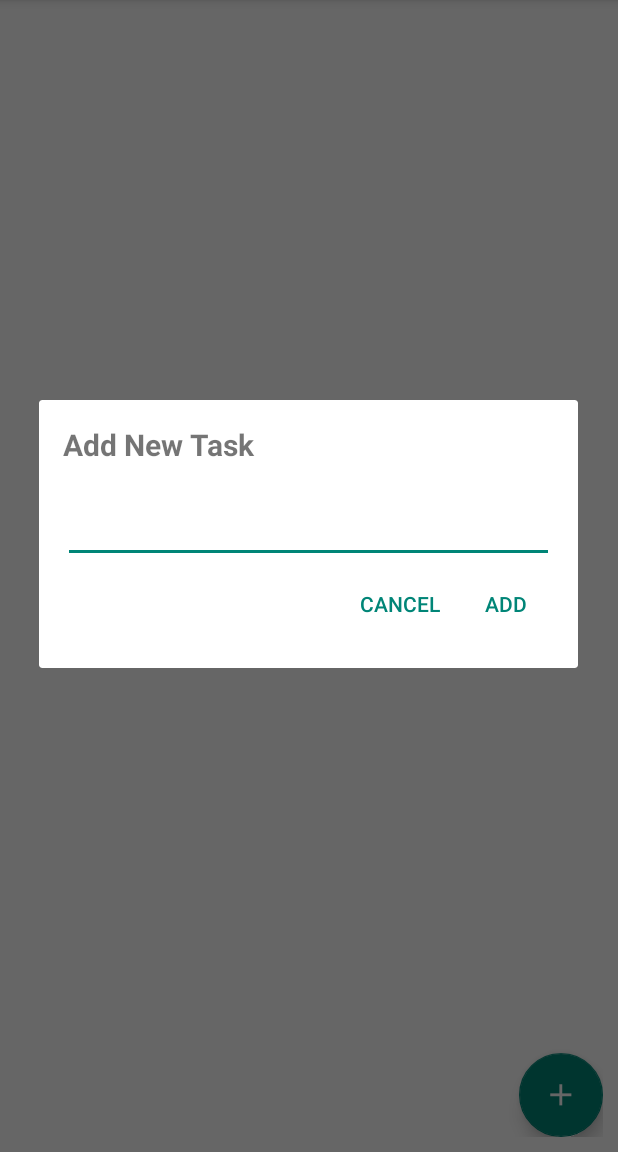
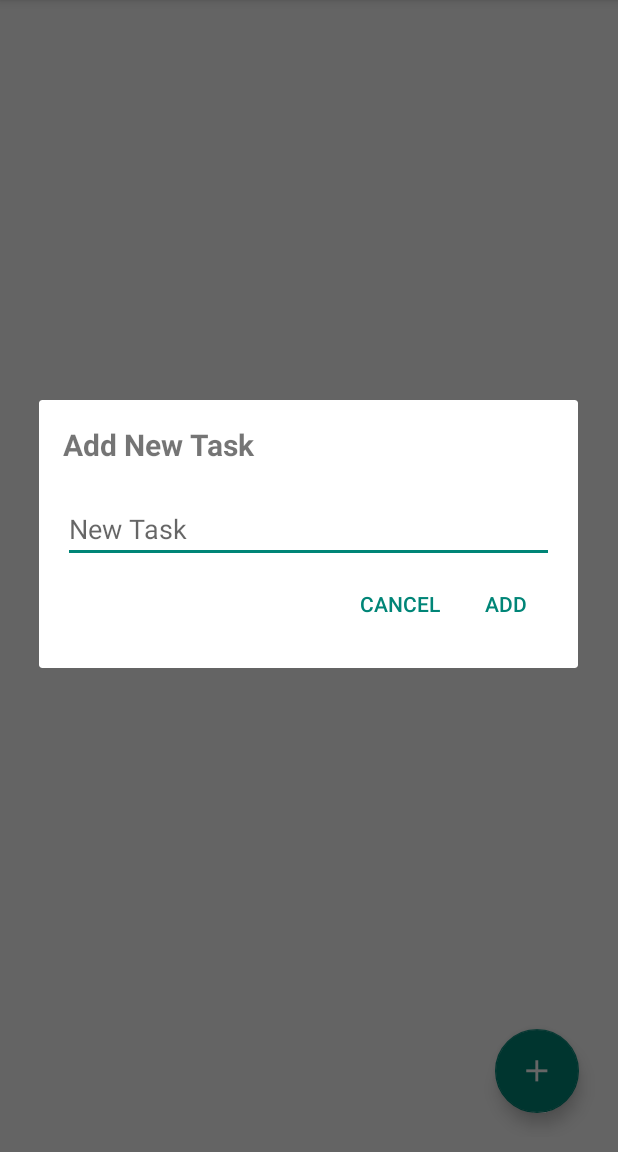
Before and after one commit to androidfanatic/todo, an Android app: the screen it shows after launch (TodoActivity), after a tap on an icon or button, on a phone screen of 412 x 824 dp, the part 84-1236 px from its top. Run offline under Robolectric (Android 15) with nearby library versions, the phone set to English and light mode, and no system bars; libraries missing offline, so code that uses them is left out: com.amulyakhare.textdrawable; 2 statements that could not run were skipped.

Commit message:
lots of refactoring

```diff
--- a/app/src/main/AndroidManifest.xml
+++ b/app/src/main/AndroidManifest.xml
@@ -5,6 +5,7 @@
     <application
         android:name="com.orm.SugarApp"
         android:allowBackup="true"
+        android:fullBackupContent="true"
         android:icon="@drawable/ic_launcher"
         android:label="@string/app_name"
         android:theme="@style/AppTheme">
@@ -17,7 +18,7 @@
             android:value="2"/>
         <meta-data
             android:name="QUERY_LOG"
-            android:value="true"/>
+            android:value="false"/>
         <meta-data
             android:name="DOMAIN_PACKAGE_NAME"
             android:value="androidfanatic.todo"/>
--- a/app/src/main/java/androidfanatic/todo/SwipeDetector.java
+++ b/app/src/main/java/androidfanatic/todo/SwipeDetector.java
@@ -5,18 +5,9 @@ import android.view.View;
 
 public class SwipeDetector implements View.OnTouchListener {
 
-    public static enum Action {
-        LR, // Left to Right
-        RL, // Right to Left
-        TB, // Top to bottom
-        BT, // Bottom to Top
-        None // when no action was detected
-    }
-
-    private static final String logTag = "SwipeDetector";
     private static final int MIN_DISTANCE = 100;
-    private float downX, downY, upX, upY;
-    private Action mSwipeDetected = Action.None;
+    private static Action mSwipeDetected = Action.None;
+    private static float downX, downY, upX, upY;
 
     public boolean swipeDetected() {
         return mSwipeDetected != Action.None;
@@ -71,4 +62,12 @@ public class SwipeDetector implements View.OnTouchListener {
         }
         return false;
     }
+
+    public enum Action {
+        LR, // Left to Right
+        RL, // Right to Left
+        TB, // Top to bottom
+        BT, // Bottom to Top
+        None // when no action was detected
+    }
 }
--- a/app/src/main/java/androidfanatic/todo/TaskAdapter.java
+++ b/app/src/main/java/androidfanatic/todo/TaskAdapter.java
@@ -17,20 +17,18 @@ import java.util.List;
 
 public class TaskAdapter extends BaseAdapter {
 
-    Typeface mTypeface;
+    private final Typeface mTypeface;
+    private final TodoActivity mActivity;
     private List<Task> mTasks;
-    private androidfanatic.todo.TodoActivity mActivity;
-    private Context mContext;
 
     public TaskAdapter(androidfanatic.todo.TodoActivity activity, Context context) {
         mActivity = activity;
-        mContext = context;
         mTypeface = Typeface.createFromAsset(activity.getAssets(), "font.ttf");
         refresh();
     }
 
     public void refresh() {
-        mTasks = Task.listAll(Task.class, "id desc");
+        mTasks = Task.listAll(Task.class, "id DESC");
     }
 
     public void toggleDone(int position) {
@@ -48,7 +46,7 @@ public class TaskAdapter extends BaseAdapter {
     public View getView(int i, View view, ViewGroup viewGroup) {
         LayoutInflater inflater = mActivity.getLayoutInflater();
         Task task = mTasks.get(i);
-        view = inflater.inflate(R.layout.layout_row, null);
+        view = inflater.inflate(R.layout.layout_row, viewGroup, false);
         TextView textView = (TextView) view.findViewById(R.id.tv_task_name);
         textView.setText(task.getName());
         ImageView imageView = (ImageView) view.findViewById(R.id.iv_task_icon);
@@ -56,7 +54,7 @@ public class TaskAdapter extends BaseAdapter {
         try {
             first = String.valueOf(task.getName().charAt(0)).toUpperCase();
         } catch (Exception e) {
-
+            e.printStackTrace();
         }
         imageView.setImageDrawable(TextDrawable.builder().buildRound(first, ColorGenerator.MATERIAL.getColor(first)));
         if (task.isDone()) {
--- a/app/src/main/java/androidfanatic/todo/TodoActivity.java
+++ b/app/src/main/java/androidfanatic/todo/TodoActivity.java
@@ -14,7 +14,6 @@ import android.widget.ListView;
 import android.widget.Toast;
 
 public class TodoActivity extends AppCompatActivity implements AdapterView.OnItemClickListener, View.OnClickListener {
-    private ListView mTaskView;
     private TaskAdapter mTaskAdapter;
 
     private boolean backPressed = false;
@@ -29,17 +28,17 @@ public class TodoActivity extends AppCompatActivity implements AdapterView.OnIte
         setContentView(R.layout.activity_todo);
 
         // List and Adapter
-        mTaskView = (ListView) findViewById(R.id.listView_tasks);
-        mTaskView.setEmptyView(findViewById(R.id.empty_view));
+        ListView taskView = (ListView) findViewById(R.id.listView_tasks);
+        taskView.setEmptyView(findViewById(R.id.empty_view));
         mTaskAdapter = new TaskAdapter(this, this);
-        mTaskView.setAdapter(mTaskAdapter);
+        taskView.setAdapter(mTaskAdapter);
 
         // Buttons and Listeners
         fabAddBtn = (FloatingActionButton) findViewById(R.id.fab_add);
         fabAddBtn.setOnClickListener(this);
         swipeDetector = new SwipeDetector();
-        mTaskView.setOnTouchListener(swipeDetector);
-        mTaskView.setOnItemClickListener(this);
+        taskView.setOnTouchListener(swipeDetector);
+        taskView.setOnItemClickListener(this);
     }
 
     @Override
@@ -67,7 +66,7 @@ public class TodoActivity extends AppCompatActivity implements AdapterView.OnIte
     private void showDialog() {
         final AlertDialog dialog = new AlertDialog
                 .Builder(this)
-                .setView(getLayoutInflater().inflate(R.layout.dialog_add, null))
+                .setView(getLayoutInflater().inflate(R.layout.dialog_add, null, false))
                 .create();
         dialog.getWindow().getAttributes().windowAnimations = R.style.MyAnimation_Window;
         dialog.show();
@@ -82,7 +81,7 @@ public class TodoActivity extends AppCompatActivity implements AdapterView.OnIte
             public void onClick(View view) {
                 String taskName = ((EditText) dialog.findViewById(R.id.et_dialog_add)).getText().toString();
                 new Task(taskName).save();
-                showToast("Task added");
+                showToast(getString(R.string.task_added));
                 dialog.dismiss();
                 updateTasks();
             }
@@ -98,7 +97,7 @@ public class TodoActivity extends AppCompatActivity implements AdapterView.OnIte
         new AlertDialog.Builder(getApplicationContext()).setMessage("Error: " + msg).create().show();
     }
 
-    public void showToast(String msg) {
+    private void showToast(String msg) {
         if (toast != null) {
             toast.cancel();
         }
--- a/app/src/main/res/anim/anim_in.xml
+++ b/app/src/main/res/anim/anim_in.xml
@@ -1,7 +1,7 @@
 <?xml version="1.0" encoding="utf-8"?>
 <set xmlns:android="http://schemas.android.com/apk/res/android">
     <scale
-        android:duration="100"
+        android:duration="300"
         android:fillAfter="false"
         android:fromXScale="0.0"
         android:fromYScale="0.0"
@@ -12,7 +12,7 @@
         android:toYScale="1.0"/>
 
     <translate
-        android:duration="100"
+        android:duration="300"
         android:fromYDelta="100%"
         android:toYDelta="0"/>
 
--- a/app/src/main/res/anim/anim_out.xml
+++ b/app/src/main/res/anim/anim_out.xml
@@ -2,7 +2,7 @@
 <set xmlns:android="http://schemas.android.com/apk/res/android">
 
     <scale
-        android:duration="100"
+        android:duration="300"
         android:fillAfter="false"
         android:fromXScale="1.0"
         android:fromYScale="1.0"
@@ -13,7 +13,7 @@
         android:toYScale="0.0"/>
 
     <translate
-        android:duration="100"
+        android:duration="300"
         android:fromYDelta="0"
         android:toYDelta="100%"/>
 </set>
--- a/app/src/main/res/layout/activity_todo.xml
+++ b/app/src/main/res/layout/activity_todo.xml
@@ -3,7 +3,7 @@
     xmlns:android="http://schemas.android.com/apk/res/android"
     android:layout_width="match_parent"
     android:layout_height="match_parent"
-    android:background="#FFFFFF"
+    android:animateLayoutChanges="true"
     android:padding="@dimen/layout_pad">
 
     <ListView
@@ -22,6 +22,7 @@
         <ImageView
             android:layout_width="64dp"
             android:layout_height="64dp"
+            android:contentDescription="@string/add_new_task"
             android:src="@drawable/ic_event_note_teal_200_48dp"/>
 
         <android.support.v4.widget.Space
@@ -31,7 +32,7 @@
         <TextView
             android:layout_width="wrap_content"
             android:layout_height="wrap_content"
-            android:text="No Tasks yet."/>
+            android:text="@string/no_tasks"/>
 
     </LinearLayout>
 
@@ -40,7 +41,9 @@
         android:layout_width="wrap_content"
         android:layout_height="wrap_content"
         android:layout_alignParentBottom="true"
+        android:layout_alignParentEnd="true"
         android:layout_alignParentRight="true"
+        android:layout_margin="16dp"
         android:src="@drawable/ic_add_circle"/>
 
 </RelativeLayout>
--- a/app/src/main/res/layout/dialog_add.xml
+++ b/app/src/main/res/layout/dialog_add.xml
@@ -9,11 +9,13 @@
         android:layout_width="match_parent"
         android:layout_height="wrap_content"
         android:paddingBottom="20dp"
-        android:text="Add New Task"
+        android:text="@string/add_new_task"
         android:textSize="20sp"
         android:textStyle="bold" />
 
     <EditText
+        android:hint="@string/new_task"
+        android:inputType="text"
         android:id="@+id/et_dialog_add"
         android:layout_width="match_parent"
         android:layout_height="wrap_content" />
@@ -21,7 +23,7 @@
     <LinearLayout
         android:layout_width="wrap_content"
         android:layout_height="wrap_content"
-        android:layout_gravity="right"
+        android:layout_gravity="right|end"
         android:orientation="horizontal">
 
 
@@ -31,14 +33,14 @@
             android:layout_width="wrap_content"
             android:layout_height="wrap_content"
             android:singleLine="true"
-            android:text="Cancel" />
+            android:text="@string/cancel" />
 
         <Button
             android:id="@+id/btn_dialog_add"
             style="?buttonBarPositiveButtonStyle"
             android:layout_width="wrap_content"
             android:layout_height="wrap_content"
-            android:text="Add" />
+            android:text="@string/add" />
 
     </LinearLayout>
 
--- a/app/src/main/res/values/dimens.xml
+++ b/app/src/main/res/values/dimens.xml
@@ -1,9 +1,5 @@
 <resources>
-    <!-- Default screen margins, per the Android Design guidelines. -->
-    <dimen name="activity_horizontal_margin">16dp</dimen>
-    <dimen name="activity_vertical_margin">16dp</dimen>
     <dimen name="text_size">25sp</dimen>
     <dimen name="text_pad">10dp</dimen>
     <dimen name="layout_pad">10dp</dimen>
-    <dimen name="text_margin">10dp</dimen>
 </resources>
--- a/app/src/main/res/values/strings.xml
+++ b/app/src/main/res/values/strings.xml
@@ -1,11 +1,17 @@
 <?xml version="1.0" encoding="utf-8"?>
 <resources>
     <string name="app_name">Todo</string>
-    <string name="add_text">Add Task</string>
     <string name="add">Add</string>
-    <string name="confirm_delete">Confirm delete?</string>
+    <string name="confirm_delete">Delete Forever?</string>
     <string name="delete_confirm_prompt">Delete this task forever? This action can not be undone.</string>
     <string name="yes">Yes</string>
     <string name="task_removed">Task removed</string>
     <string name="cancel">Cancel</string>
+    <string name="task_added">Task added</string>
+    <string name="add_new_task">Add New Task</string>
+    <string name="item_label">Item</string>
+    <string name="zero">0</string>
+    <string name="no_tasks">No Tasks yet.</string>
+    <string name="task_label">Task Label</string>
+    <string name="new_task">New Task</string>
 </resources>
```
Also changed, not shown: app/src/main/res/drawable/button_border.xml (deleted, +0 -7 lines), app/src/main/res/drawable/edittext_border.xml (deleted, +0 -7 lines), app/src/main/res/layout/layout_row.xml (+8 -7 lines), app/src/main/res/layout/widget_home.xml (+10 -6 lines), 2 other files.
